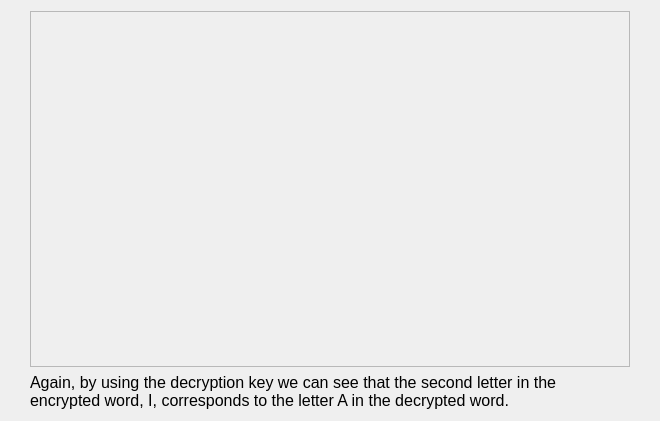
First picture: the form in MarketSimulation/instructionscreen6.ui, repository dwattttt/marketsim, before the edit.
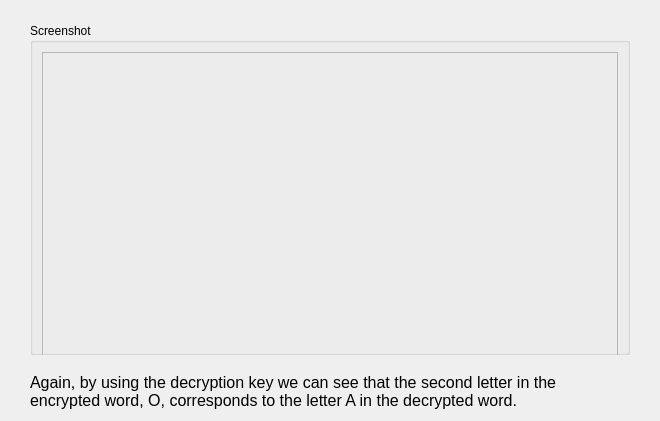
Second picture: the form after the edit.

Commit message: Added market screenshot, clearly delineated all screenshots.

```diff
--- a/MarketSimulation/instructionscreen6.ui
+++ b/MarketSimulation/instructionscreen6.ui
@@ -30,17 +30,42 @@
    <item>
     <layout class="QVBoxLayout" name="verticalLayout">
      <item>
+      <spacer name="verticalSpacer">
+       <property name="orientation">
+        <enum>Qt::Vertical</enum>
+       </property>
+       <property name="sizeHint" stdset="0">
+        <size>
+         <width>20</width>
+         <height>40</height>
+        </size>
+       </property>
+      </spacer>
+     </item>
+     <item>
+      <widget class="QGroupBox" name="groupBox">
+       <property name="minimumSize">
+        <size>
+         <width>0</width>
+         <height>100</height>
+        </size>
+       </property>
+       <property name="title">
+        <string>Screenshot</string>
+       </property>
+       <layout class="QVBoxLayout" name="verticalLayout_2">
+        <item>
       <widget class="QFrame" name="frame">
        <property name="sizePolicy">
-        <sizepolicy hsizetype="Preferred" vsizetype="Expanding">
+           <sizepolicy hsizetype="Preferred" vsizetype="Preferred">
          <horstretch>0</horstretch>
          <verstretch>0</verstretch>
         </sizepolicy>
        </property>
        <property name="minimumSize">
         <size>
-         <width>0</width>
-         <height>30</height>
+            <width>550</width>
+            <height>320</height>
         </size>
        </property>
        <property name="frameShape">
@@ -52,6 +77,22 @@
        <layout class="QHBoxLayout" name="horizontalLayout_2"/>
       </widget>
      </item>
+       </layout>
+      </widget>
+     </item>
+     <item>
+      <spacer name="verticalSpacer_2">
+       <property name="orientation">
+        <enum>Qt::Vertical</enum>
+       </property>
+       <property name="sizeHint" stdset="0">
+        <size>
+         <width>20</width>
+         <height>40</height>
+        </size>
+       </property>
+      </spacer>
+     </item>
      <item>
       <widget class="QLabel" name="label">
        <property name="minimumSize">
@@ -66,7 +107,7 @@
         </font>
        </property>
        <property name="text">
-        <string>&lt;html&gt;&lt;head/&gt;&lt;body&gt;&lt;p&gt;Again, by using the decryption key we can see that the second letter in the encrypted word, I, corresponds to the letter A in the decrypted word. &lt;/p&gt;&lt;/body&gt;&lt;/html&gt;</string>
+        <string>&lt;html&gt;&lt;head/&gt;&lt;body&gt;&lt;p&gt;Again, by using the decryption key we can see that the second letter in the encrypted word, O, corresponds to the letter A in the decrypted word. &lt;/p&gt;&lt;/body&gt;&lt;/html&gt;</string>
        </property>
        <property name="wordWrap">
         <bool>true</bool>
```
Lines whose indentation alone changed are shown as unchanged. The commit also changes 8 other files.
